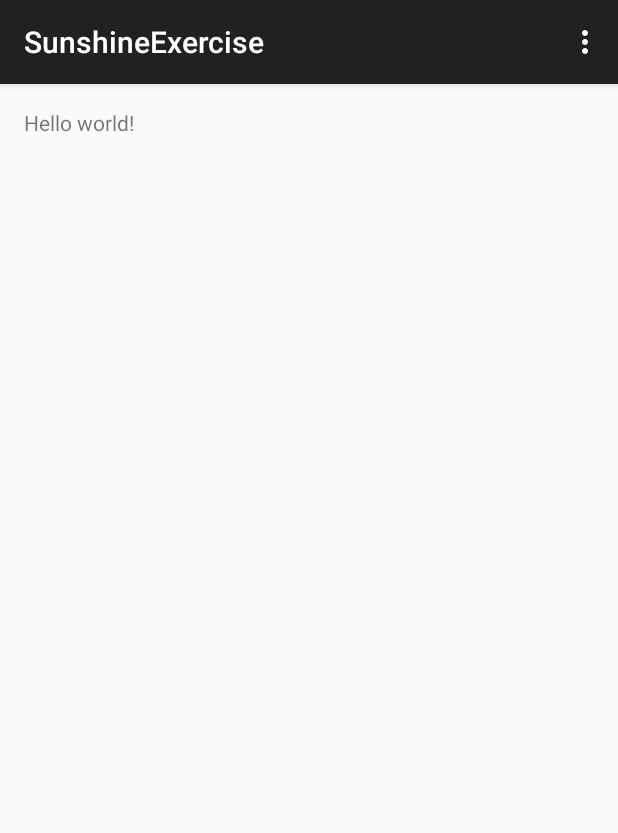
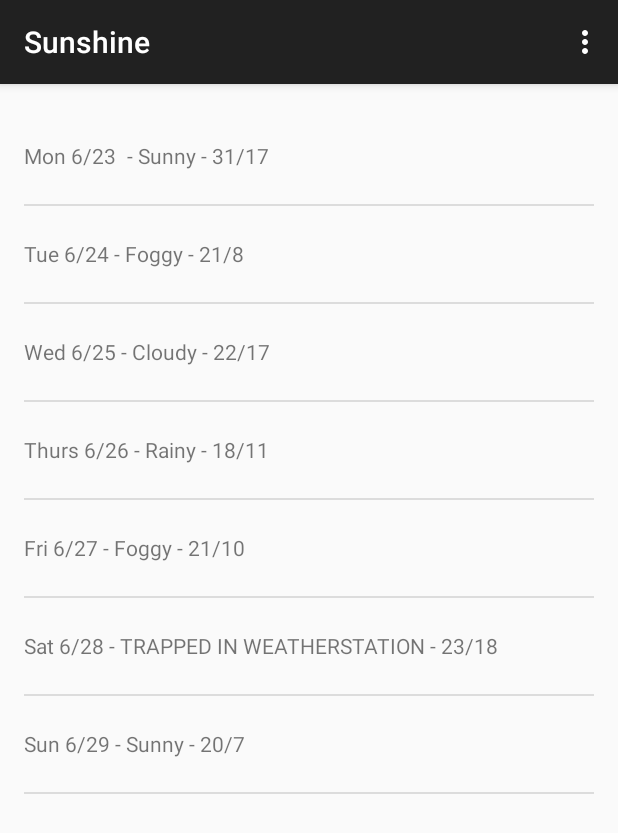
Before and after one commit to jahunkoo/SunshineExercise, an Android app: the screen it shows after launch (MainActivity), on a phone screen of 412 x 824 dp. Shown: the top 833 px of the screen. Run offline under Robolectric (Android 15) with nearby library versions, the phone set to English and light mode, and no system bars.

```diff
--- a/app/src/main/java/com/android/jahunkoo/sunshineexercise/MainActivity.java
+++ b/app/src/main/java/com/android/jahunkoo/sunshineexercise/MainActivity.java
@@ -1,15 +1,19 @@
 package com.android.jahunkoo.sunshineexercise;
 
+import android.os.Bundle;
+import android.support.v4.app.Fragment;
 import android.support.v7.app.ActionBarActivity;
-import android.support.v7.app.ActionBar;
-import android.support.v4.app.Fragment;
-import android.os.Bundle;
 import android.view.LayoutInflater;
 import android.view.Menu;
 import android.view.MenuItem;
 import android.view.View;
 import android.view.ViewGroup;
-import android.os.Build;
+import android.widget.ArrayAdapter;
+import android.widget.ListView;
+
+import java.util.ArrayList;
+import java.util.Arrays;
+import java.util.List;
 
 
 public class MainActivity extends ActionBarActivity {
@@ -59,7 +63,27 @@ public class MainActivity extends ActionBarActivity {
         @Override
         public View onCreateView(LayoutInflater inflater, ViewGroup container,
                                  Bundle savedInstanceState) {
+            String[] data = {
+                    "Mon 6/23 - Sunny - 31/17",
+                    "Tue 6/24 - Foggy - 21/8",
+                    "Wed 6/25 - Cloudy - 22/17",
+                    "Thurs 6/26 - Rainy - 18/11",
+                    "Fri 6/27 - Foggy - 21/10",
+                    "Sat 6/28 - TRAPPED IN WEATHERSTATION - 23/18",
+                    "Sun 6/29 - Sunny - 20/7"
+                    };
+            List<String> weekForecast = new ArrayList<String>(Arrays.asList(data));
+
+            ArrayAdapter<String> forecastAdapter =
+                    new ArrayAdapter<String>(getActivity(),
+                            R.layout.list_item_forecast,
+                            R.id.list_item_forecast_textview,
+                            weekForecast);
+
             View rootView = inflater.inflate(R.layout.fragment_main, container, false);
+
+            ListView listView = (ListView) rootView.findViewById(R.id.listview_forecast);
+            listView.setAdapter(forecastAdapter);
             return rootView;
         }
     }
--- a/app/src/main/res/layout/fragment_main.xml
+++ b/app/src/main/res/layout/fragment_main.xml
@@ -1,12 +1,16 @@
-<RelativeLayout xmlns:android="http://schemas.android.com/apk/res/android"
-    xmlns:tools="http://schemas.android.com/tools" android:layout_width="match_parent"
-    android:layout_height="match_parent" android:paddingLeft="@dimen/activity_horizontal_margin"
+<FrameLayout xmlns:android="http://schemas.android.com/apk/res/android"
+    xmlns:tools="http://schemas.android.com/tools"
+    android:layout_width="match_parent"
+    android:layout_height="match_parent"
+    android:paddingLeft="@dimen/activity_horizontal_margin"
     android:paddingRight="@dimen/activity_horizontal_margin"
     android:paddingTop="@dimen/activity_vertical_margin"
     android:paddingBottom="@dimen/activity_vertical_margin"
     tools:context=".MainActivity$PlaceholderFragment">
 
-    <TextView android:text="@string/hello_world" android:layout_width="wrap_content"
-        android:layout_height="wrap_content" />
-
-</RelativeLayout>
+    <ListView
+        android:id="@+id/listview_forecast"
+        android:layout_width="match_parent"
+        android:layout_height="match_parent">
+    </ListView>
+</FrameLayout>
--- /dev/null
+++ b/app/src/main/res/layout/list_item_forecast.xml
@@ -0,0 +1,10 @@
+<?xml version="1.0" encoding="utf-8"?>
+<TextView xmlns:android="http://schemas.android.com/apk/res/android"
+    android:layout_width="match_parent"
+    android:layout_height="match_parent"
+    android:minHeight="?android:attr/listPreferredItemHeight"
+    android:gravity="center_vertical"
+    android:id="@+id/list_item_forecast_textview">
+
+
+</TextView>
--- a/app/src/main/res/values/strings.xml
+++ b/app/src/main/res/values/strings.xml
@@ -1,7 +1,7 @@
 <?xml version="1.0" encoding="utf-8"?>
 <resources>
 
-    <string name="app_name">SunshineExercise</string>
+    <string name="app_name">Sunshine</string>
     <string name="hello_world">Hello world!</string>
     <string name="action_settings">Settings</string>
 
```
Also changed, not shown: 1 other file.
